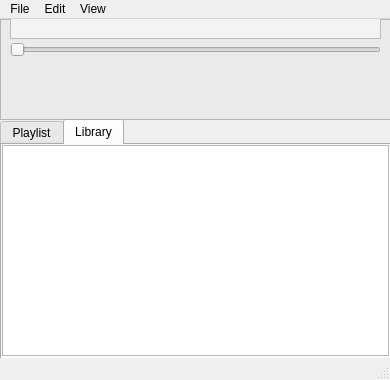
First picture: the form in ui/wind.ui, repository dylanarmstrong/musicroxx, before the edit.
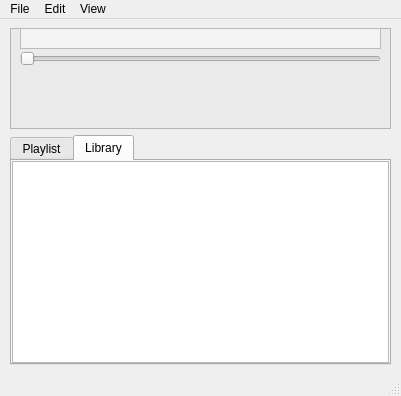
Second picture: the form after the edit. The open tabs and pages were chosen to show the change. Icons and pictures are not drawn.

Commit message: fixed resizing vertically, but decided not to honor horizontal resizing

What changed in the file:
```diff
--- a/ui/wind.ui
+++ b/ui/wind.ui
@@ -6,8 +6,8 @@
    <rect>
     <x>0</x>
     <y>0</y>
-    <width>390</width>
-    <height>380</height>
+    <width>401</width>
+    <height>396</height>
    </rect>
   </property>
   <property name="sizePolicy">
@@ -30,17 +30,129 @@
     <normaloff>res/icons/go-home.svg</normaloff>res/icons/go-home.svg</iconset>
   </property>
   <widget class="QWidget" name="centralwidget">
+   <layout class="QGridLayout" name="gridLayout">
+    <item row="2" column="0">
+     <widget class="QTabWidget" name="songsTabContainer">
+      <property name="sizePolicy">
+       <sizepolicy hsizetype="Minimum" vsizetype="MinimumExpanding">
+        <horstretch>0</horstretch>
+        <verstretch>0</verstretch>
+       </sizepolicy>
+      </property>
+      <property name="minimumSize">
+       <size>
+        <width>200</width>
+        <height>0</height>
+       </size>
+      </property>
+      <property name="tabShape">
+       <enum>QTabWidget::Rounded</enum>
+      </property>
+      <property name="currentIndex">
+       <number>0</number>
+      </property>
+      <property name="movable">
+       <bool>true</bool>
+      </property>
+      <widget class="QWidget" name="tabPlaylist">
+       <attribute name="title">
+        <string>Playlist</string>
+       </attribute>
+       <layout class="QGridLayout" name="gridLayout_2">
+        <property name="margin">
+         <number>0</number>
+        </property>
+        <item row="0" column="0">
+         <widget class="QListWidget" name="playlist">
+          <property name="enabled">
+           <bool>true</bool>
+          </property>
+          <property name="sizePolicy">
+           <sizepolicy hsizetype="Minimum" vsizetype="Minimum">
+            <horstretch>0</horstretch>
+            <verstretch>0</verstretch>
+           </sizepolicy>
+          </property>
+          <property name="minimumSize">
+           <size>
+            <width>370</width>
+            <height>151</height>
+           </size>
+          </property>
+          <property name="acceptDrops">
+           <bool>false</bool>
+          </property>
+          <property name="frameShadow">
+           <enum>QFrame::Raised</enum>
+          </property>
+          <property name="alternatingRowColors">
+           <bool>true</bool>
+          </property>
+          <property name="sortingEnabled">
+           <bool>false</bool>
+          </property>
+         </widget>
+        </item>
+       </layout>
+       <zorder>frame</zorder>
+       <zorder>frame</zorder>
+       <zorder>playlist</zorder>
+      </widget>
+      <widget class="QWidget" name="tabLibrary">
+       <attribute name="title">
+        <string>Library</string>
+       </attribute>
+       <layout class="QGridLayout" name="gridLayout_3">
+        <property name="margin">
+         <number>0</number>
+        </property>
+        <item row="0" column="0">
+         <widget class="QTreeWidget" name="library">
+          <property name="enabled">
+           <bool>true</bool>
+          </property>
+          <property name="sizePolicy">
+           <sizepolicy hsizetype="Minimum" vsizetype="Minimum">
+            <horstretch>0</horstretch>
+            <verstretch>0</verstretch>
+           </sizepolicy>
+          </property>
+          <property name="minimumSize">
+           <size>
+            <width>370</width>
+            <height>151</height>
+           </size>
+          </property>
+          <property name="acceptDrops">
+           <bool>true</bool>
+          </property>
+          <property name="frameShadow">
+           <enum>QFrame::Raised</enum>
+          </property>
+          <property name="alternatingRowColors">
+           <bool>true</bool>
+          </property>
+          <property name="sortingEnabled">
+           <bool>true</bool>
+          </property>
+          <property name="headerHidden">
+           <bool>true</bool>
+          </property>
+          <column>
+           <property name="text">
+            <string>Filename</string>
+           </property>
+          </column>
+         </widget>
+        </item>
+       </layout>
+      </widget>
+     </widget>
+    </item>
+    <item row="1" column="0">
    <widget class="QFrame" name="frame">
-    <property name="geometry">
-     <rect>
-      <x>0</x>
-      <y>0</y>
-      <width>391</width>
-      <height>101</height>
-     </rect>
-    </property>
     <property name="sizePolicy">
-     <sizepolicy hsizetype="Minimum" vsizetype="Minimum">
+       <sizepolicy hsizetype="Fixed" vsizetype="Fixed">
       <horstretch>0</horstretch>
       <verstretch>0</verstretch>
      </sizepolicy>
@@ -165,7 +277,7 @@
       <rect>
        <x>10</x>
        <y>20</y>
-       <width>371</width>
+         <width>361</width>
        <height>21</height>
       </rect>
      </property>
@@ -238,8 +350,8 @@
      <property name="geometry">
       <rect>
        <x>10</x>
-       <y>-1</y>
-       <width>371</width>
+         <y>0</y>
+         <width>361</width>
        <height>21</height>
       </rect>
      </property>
@@ -257,112 +369,15 @@
      </property>
     </widget>
    </widget>
-   <widget class="QTabWidget" name="songsTabContainer">
-    <property name="geometry">
-     <rect>
-      <x>0</x>
-      <y>100</y>
-      <width>391</width>
-      <height>241</height>
-     </rect>
-    </property>
-    <property name="tabShape">
-     <enum>QTabWidget::Rounded</enum>
-    </property>
-    <property name="currentIndex">
-     <number>0</number>
-    </property>
-    <property name="movable">
-     <bool>true</bool>
-    </property>
-    <widget class="QWidget" name="tabPlaylist">
-     <attribute name="title">
-      <string>Playlist</string>
-     </attribute>
-     <widget class="QListWidget" name="playlist">
-      <property name="enabled">
-       <bool>true</bool>
-      </property>
-      <property name="geometry">
-       <rect>
-        <x>0</x>
-        <y>0</y>
-        <width>387</width>
-        <height>211</height>
-       </rect>
-      </property>
-      <property name="sizePolicy">
-       <sizepolicy hsizetype="Maximum" vsizetype="Maximum">
-        <horstretch>0</horstretch>
-        <verstretch>0</verstretch>
-       </sizepolicy>
-      </property>
-      <property name="acceptDrops">
-       <bool>false</bool>
-      </property>
-      <property name="frameShadow">
-       <enum>QFrame::Raised</enum>
-      </property>
-      <property name="alternatingRowColors">
-       <bool>true</bool>
-      </property>
-      <property name="sortingEnabled">
-       <bool>false</bool>
-      </property>
-     </widget>
-    </widget>
-    <widget class="QWidget" name="tabLibrary">
-     <attribute name="title">
-      <string>Library</string>
-     </attribute>
-     <widget class="QTreeWidget" name="library">
-      <property name="enabled">
-       <bool>true</bool>
-      </property>
-      <property name="geometry">
-       <rect>
-        <x>0</x>
-        <y>0</y>
-        <width>387</width>
-        <height>211</height>
-       </rect>
-      </property>
-      <property name="sizePolicy">
-       <sizepolicy hsizetype="Maximum" vsizetype="Maximum">
-        <horstretch>0</horstretch>
-        <verstretch>0</verstretch>
-       </sizepolicy>
-      </property>
-      <property name="acceptDrops">
-       <bool>true</bool>
-      </property>
-      <property name="frameShadow">
-       <enum>QFrame::Raised</enum>
-      </property>
-      <property name="alternatingRowColors">
-       <bool>true</bool>
-      </property>
-      <property name="sortingEnabled">
-       <bool>true</bool>
-      </property>
-      <property name="headerHidden">
-       <bool>true</bool>
-      </property>
-      <column>
-       <property name="text">
-        <string>Filename</string>
-       </property>
-      </column>
-     </widget>
-    </widget>
-   </widget>
+    </item>
+   </layout>
   </widget>
   <widget class="QMenuBar" name="menubar">
    <property name="geometry">
     <rect>
      <x>0</x>
      <y>0</y>
-     <width>390</width>
+     <width>401</width>
      <height>19</height>
     </rect>
    </property>
```
Lines whose indentation alone changed are shown as unchanged. The commit also changes 1 other file.
